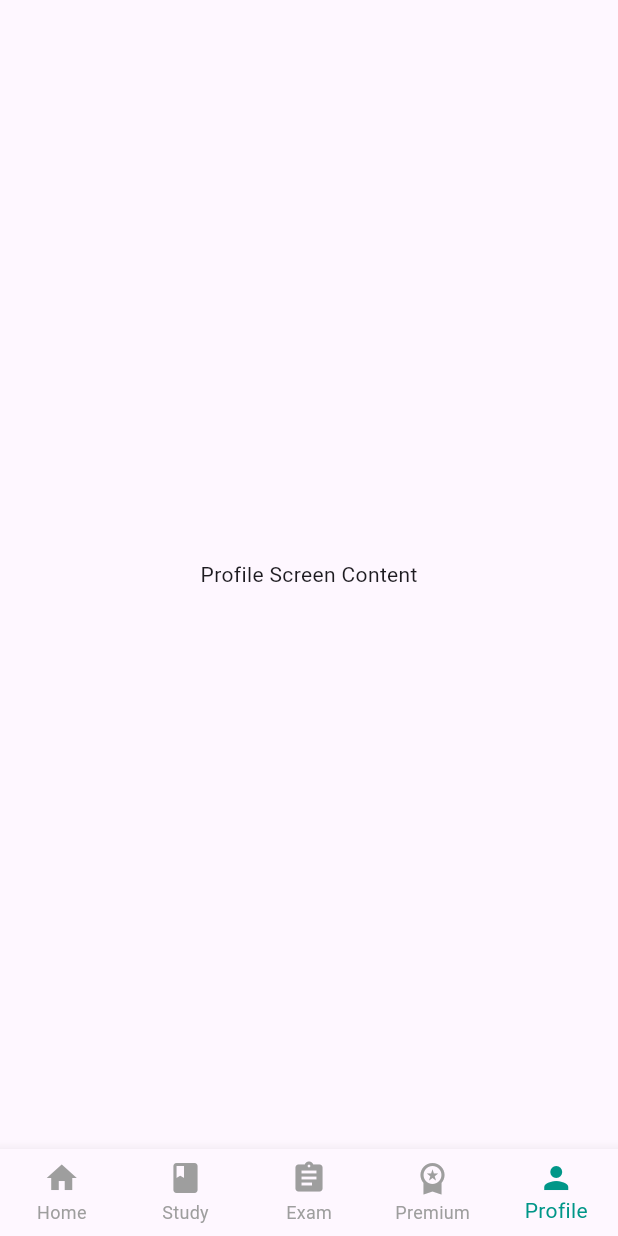
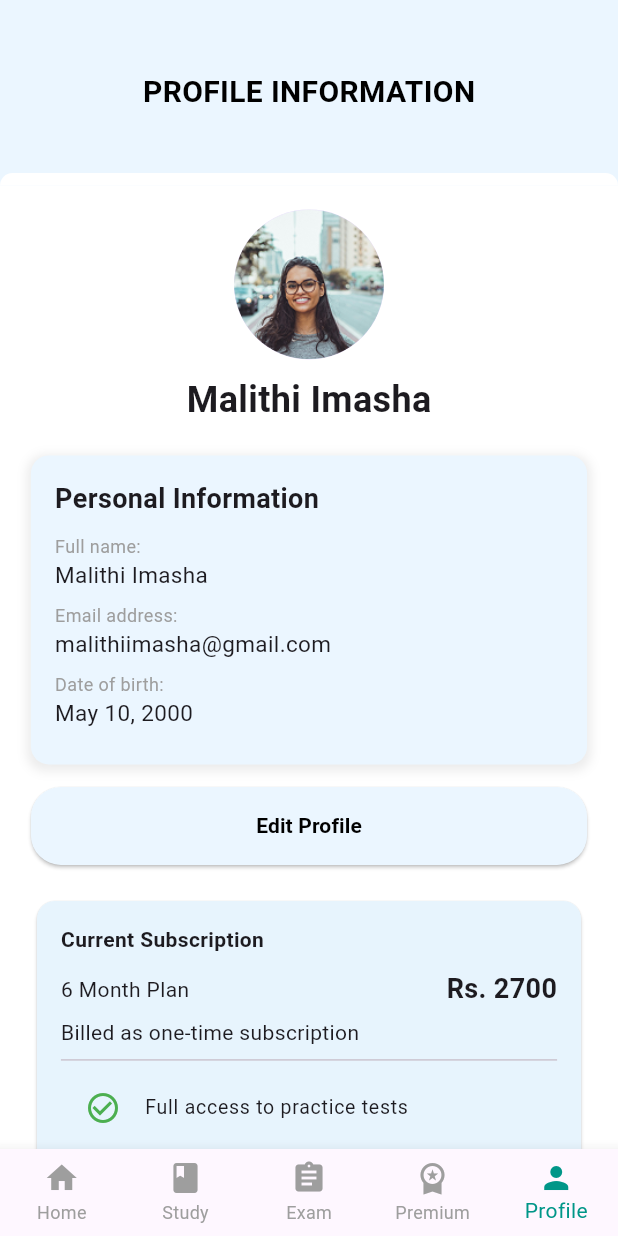
Before and after one commit to Risitha-Nadimal/driving_license_exam, a Flutter app: the Home screen opened directly, item 5 of the bottom bar chosen, on a phone screen of 412 x 824 dp. Run offline on Flutter 3.47's test engine with Material 3 defaults, Android fonts, the phone set to English and light mode, and no system bars.

Commit message:
edit profile,profile,result

```diff
--- /dev/null
+++ b/lib/component/appbar.dart
@@ -0,0 +1,60 @@
+import 'package:flutter/material.dart';
+
+class appbar extends StatelessWidget {
+  const appbar(
+      {super.key,
+      required this.size,
+      required this.bgcolor,
+      required this.textColor,
+      required this.heading});
+
+  final Size size;
+  final Color bgcolor;
+  final String heading;
+  final Color textColor;
+
+  @override
+  Widget build(BuildContext context) {
+    return Column(
+      children: [
+        Container(
+          width: double.infinity,
+          height: size.height * 0.15,
+          padding: const EdgeInsets.symmetric(vertical: 0),
+          decoration: BoxDecoration(
+            color: bgcolor,
+          ),
+          child: Stack(
+            children: [
+              Center(
+                child: Text(
+                  heading,
+                  style: TextStyle(
+                    color: textColor,
+                    fontSize: 20,
+                    fontWeight: FontWeight.bold,
+                  ),
+                ),
+              ),
+              Positioned(
+                bottom: 0,
+                left: 0,
+                right: 0,
+                child: Container(
+                  height: size.height * 0.01, // Adjust height as needed
+                  decoration: const BoxDecoration(
+                    color: Colors.white,
+                    borderRadius: BorderRadius.only(
+                      topLeft: Radius.circular(20),
+                      topRight: Radius.circular(20),
+                    ),
+                  ),
+                ),
+              ),
+            ],
+          ),
+        ),
+      ],
+    );
+  }
+}
--- /dev/null
+++ b/lib/profile.dart
@@ -0,0 +1,207 @@
+import 'package:driving_license_exam/component/appbar.dart';
+import 'package:driving_license_exam/editprofile.dart';
+import 'package:flutter/material.dart';
+
+class ProfileScreen extends StatelessWidget {
+  const ProfileScreen({super.key});
+
+  @override
+  Widget build(BuildContext context) {
+    final size = MediaQuery.of(context).size;
+
+    return Scaffold(
+      backgroundColor: const Color.fromARGB(255, 255, 255, 255),
+      body: SingleChildScrollView(
+        child: Column(
+          children: [
+            appbar(
+              textColor: Colors.black,
+              size: size,
+              bgcolor: const Color(0xFFEBF6FF),
+              heading: "PROFILE INFORMATION",
+            ),
+            const SizedBox(height: 16),
+            Center(
+              child: ConstrainedBox(
+                constraints: BoxConstraints(maxWidth: size.width * 0.9),
+                child: Column(
+                  crossAxisAlignment: CrossAxisAlignment.center,
+                  children: [
+                    const CircleAvatar(
+                      radius: 50,
+                      backgroundImage: AssetImage(
+                          'assets/images/profile.png'), // replace with your asset
+                    ),
+                    const SizedBox(height: 10),
+                    const Text(
+                      'Malithi Imasha',
+                      style:
+                          TextStyle(fontSize: 24, fontWeight: FontWeight.bold),
+                    ),
+                    const SizedBox(height: 20),
+
+                    // Personal Info Box
+                    Container(
+                      width: size.width,
+                      decoration: BoxDecoration(
+                        borderRadius: BorderRadius.circular(12),
+                        color:
+                            const Color(0xffEBF6FF), // or any color you prefer
+                        boxShadow: [
+                          BoxShadow(
+                            color: Colors.grey.withOpacity(0.2),
+                            spreadRadius: 2,
+                            blurRadius: 5,
+                            offset: const Offset(
+                                0, 2), // changes position of shadow
+                          ),
+                        ],
+                      ),
+                      child: const Padding(
+                        padding: EdgeInsets.all(16),
+                        child: Column(
+                          crossAxisAlignment: CrossAxisAlignment.start,
+                          children: [
+                            Text('Personal Information',
+                                style: TextStyle(
+                                    fontWeight: FontWeight.bold, fontSize: 18)),
+                            SizedBox(height: 10),
+                            Text('Full name:',
+                                style: TextStyle(
+                                    fontSize: 12, color: Colors.grey)),
+                            Text('Malithi Imasha',
+                                style: TextStyle(fontSize: 15)),
+                            SizedBox(height: 8),
+                            Text('Email address:',
+                                style: TextStyle(
+                                    fontSize: 12, color: Colors.grey)),
+                            Text('malithiimasha@gmail.com',
+                                style: TextStyle(fontSize: 15)),
+                            SizedBox(height: 8),
+                            Text('Date of birth:',
+                                style: TextStyle(
+                                    fontSize: 12, color: Colors.grey)),
+                            Text('May 10, 2000',
+                                style: TextStyle(fontSize: 15)),
+                            SizedBox(height: 8),
+                          ],
+                        ),
+                      ),
+                    ),
+                    const SizedBox(height: 15),
+                    Container(
+                      width: MediaQuery.of(context).size.width,
+                      padding: const EdgeInsets.symmetric(horizontal: 0),
+                      child: ElevatedButton(
+                        onPressed: () {
+                          Navigator.push(context,
+                              MaterialPageRoute(builder: (context) {
+                            return const Editprofile();
+                          }));
+                        },
+                        style: ElevatedButton.styleFrom(
+                          backgroundColor: const Color(0xFFEBF6FF),
+                          foregroundColor: Colors.black,
+                          shape: RoundedRectangleBorder(
+                            borderRadius: BorderRadius.circular(20),
+                          ),
+                          padding: const EdgeInsets.symmetric(vertical: 16),
+                        ),
+                        child: const Text(
+                          'Edit Profile',
+                          style: TextStyle(fontWeight: FontWeight.bold),
+                        ),
+                      ),
+                    ),
+                    const SizedBox(height: 20),
+
+                    // Subscription Box
+                    Card(
+                      color: const Color(0xFFE7F4FD),
+                      shape: RoundedRectangleBorder(
+                          borderRadius: BorderRadius.circular(12)),
+                      child: Padding(
+                        padding: const EdgeInsets.all(16),
+                        child: Column(
+                          crossAxisAlignment: CrossAxisAlignment.start,
+                          children: [
+                            const Text('Current Subscription',
+                                style: TextStyle(fontWeight: FontWeight.bold)),
+                            const SizedBox(height: 10),
+                            const Row(
+                              mainAxisAlignment: MainAxisAlignment.spaceBetween,
+                              children: [
+                                Text('6 Month Plan'),
+                                Text('Rs. 2700',
+                                    style: TextStyle(
+                                        fontWeight: FontWeight.bold,
+                                        fontSize: 18)),
+                              ],
+                            ),
+                            const SizedBox(height: 6),
+                            const Text('Billed as one-time subscription'),
+                            const Divider(),
+                            const ListTile(
+                              dense: true,
+                              leading: Icon(Icons.check_circle_outline,
+                                  color: Colors.green),
+                              title: Text('Full access to practice tests'),
+                            ),
+                            const ListTile(
+                              dense: true,
+                              leading: Icon(Icons.check_circle_outline,
+                                  color: Colors.green),
+                              title: Text('Download past exam handbook'),
+                            ),
+                            const ListTile(
+                              dense: true,
+                              leading: Icon(Icons.check_circle_outline,
+                                  color: Colors.green),
+                              title: Text('Progress tracking'),
+                            ),
+                            const ListTile(
+                              dense: true,
+                              leading: Icon(Icons.check_circle_outline,
+                                  color: Colors.green),
+                              title: Text('Personalized study plan'),
+                            ),
+                            const SizedBox(height: 10),
+                            SizedBox(
+                              width: size.width,
+                              child: ElevatedButton(
+                                onPressed: () {},
+                                style: ElevatedButton.styleFrom(
+                                    backgroundColor: const Color(0xff219EBC)),
+                                child: const Text('Manage Subscription',
+                                    style: TextStyle(
+                                        fontWeight: FontWeight.bold,
+                                        color: Colors.white)),
+                              ),
+                            ),
+                          ],
+                        ),
+                      ),
+                    ),
+
+                    const SizedBox(height: 20),
+                    SizedBox(
+                      width: size.width,
+                      child: ElevatedButton(
+                        onPressed: () {},
+                        style: ElevatedButton.styleFrom(
+                          backgroundColor: Colors.red,
+                          foregroundColor: Colors.white,
+                        ),
+                        child: const Text('Log out'),
+                      ),
+                    ),
+                  ],
+                ),
+              ),
+            ),
+          ],
+        ),
+      ),
+    );
+  }
+}
```
Also changed, not shown: lib/component/backbutton.dart (added, +47 -0 lines), lib/editprofile.dart (added, +186 -0 lines), lib/home.dart (+22 -11 lines), lib/previous_result_study.dart (added, +130 -0 lines), assets/images/profile.png (added).
